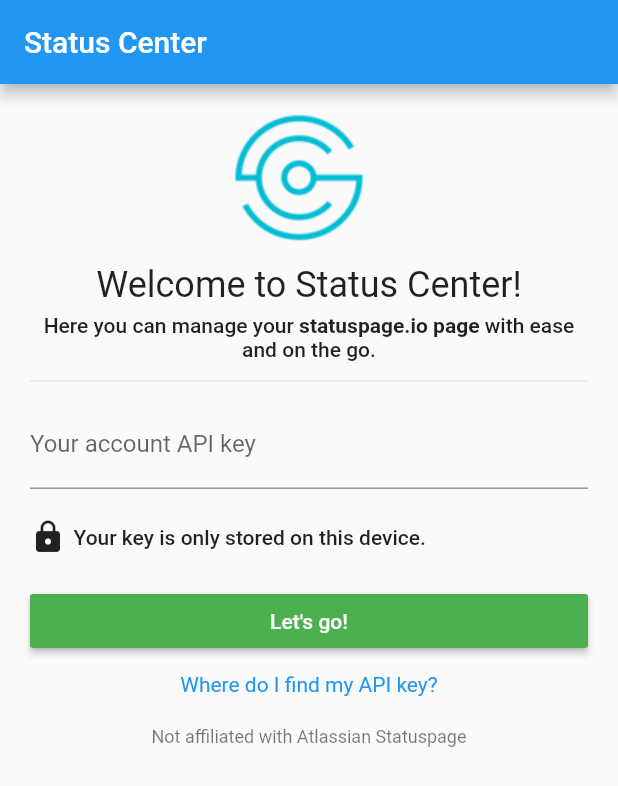
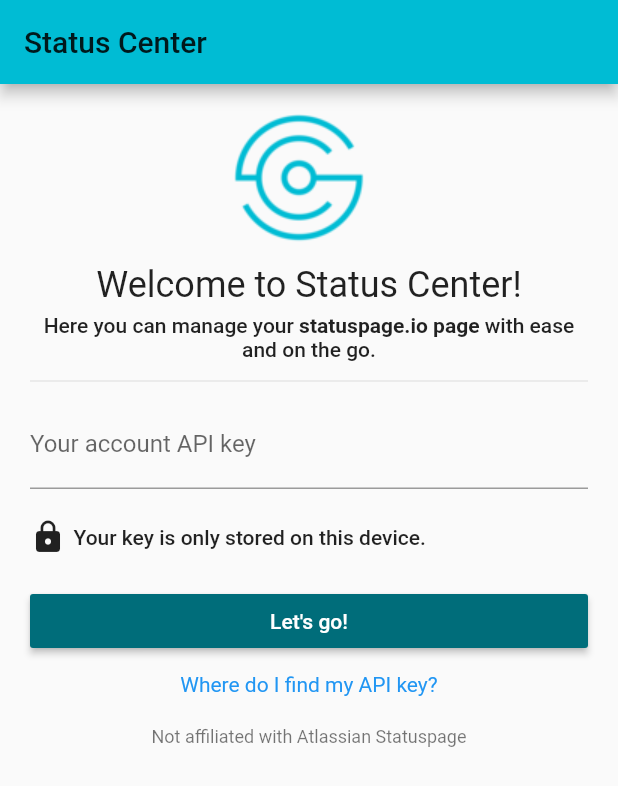
Before and after one commit to valtlfelipe/statuscenter, a Flutter app: the screen it shows after launch, on a phone screen of 412 x 824 dp. Shown: the top 786 px of the screen. Run offline on Flutter 3.47's test engine with Material 2 defaults, Android fonts, the phone set to English and light mode, and no system bars; our stand-ins replace flutter_datetime_picker, package_info, share, shared_preferences.

Commit message:
Apply logo and color

```diff
--- a/lib/dialogs/new_incident.dart
+++ b/lib/dialogs/new_incident.dart
@@ -4,6 +4,7 @@ import 'package:statuscenter/dialogs/components_selector.dart';
 import 'package:statuscenter/models/component.dart';
 import 'package:statuscenter/models/incident.dart';
 import 'package:statuscenter/models/incident_status.dart';
+import 'package:statuscenter/ui/color.dart';
 
 class NewIncidentDialog extends StatefulWidget {
   @override
@@ -104,7 +105,7 @@ class _NewIncidentDialogState extends State<NewIncidentDialog> {
                           style: new TextStyle(color: Colors.white),
                         ),
                         onPressed: this._isButtonDisabled ? null : this.submit,
-                        color: Colors.green,
+                        color: ACCENT_COLOR,
                       )),
                 ]))),
       ),
--- a/lib/dialogs/new_incident_update.dart
+++ b/lib/dialogs/new_incident_update.dart
@@ -7,6 +7,7 @@ import 'package:statuscenter/models/incident_history.dart';
 import 'package:statuscenter/models/incident_impact.dart';
 import 'package:statuscenter/models/incident_status.dart';
 import 'package:statuscenter/models/component_status.dart';
+import 'package:statuscenter/ui/color.dart';
 
 class NewIncidentUpdateDialog extends StatefulWidget {
   final Incident incident;
@@ -114,7 +115,7 @@ class _NewIncidentUpdateDialogState extends State<NewIncidentUpdateDialog> {
                           style: new TextStyle(color: Colors.white),
                         ),
                         onPressed: this._isButtonDisabled ? null : this.submit,
-                        color: Colors.green,
+                        color: ACCENT_COLOR,
                       )),
                 ]))),
       ),
--- a/lib/dialogs/new_maintenace.dart
+++ b/lib/dialogs/new_maintenace.dart
@@ -5,6 +5,7 @@ import 'package:statuscenter/dialogs/components_selector.dart';
 import 'package:statuscenter/models/component.dart';
 import 'package:statuscenter/models/incident.dart';
 import 'package:statuscenter/models/incident_status.dart';
+import 'package:statuscenter/ui/color.dart';
 import 'package:statuscenter/utils/date_util.dart';
 
 class NewMaintenaceDialog extends StatefulWidget {
@@ -140,7 +141,7 @@ class _NewMaintenaceDialogState extends State<NewMaintenaceDialog> {
                           style: new TextStyle(color: Colors.white),
                         ),
                         onPressed: this._isButtonDisabled ? null : this.submit,
-                        color: Colors.green,
+                        color: ACCENT_COLOR,
                       )),
                 ]))),
       ),
--- a/lib/main.dart
+++ b/lib/main.dart
@@ -4,6 +4,7 @@ import 'package:statuscenter/pages/incidents_list.dart';
 import 'package:statuscenter/pages/incident.dart';
 import 'package:statuscenter/pages/settings.dart';
 import 'package:statuscenter/services/auth_service.dart';
+import 'package:statuscenter/ui/color.dart';
 
 bool _isAuthenticated = false;
 
@@ -20,9 +21,14 @@ class StatusCenterApp extends StatelessWidget {
     return MaterialApp(
         title: 'Status Center',
         theme: ThemeData(
-          primarySwatch: Colors.blue,
+          brightness: Brightness.light,
+          primarySwatch: APP_COLOR,
+          accentColor: ACCENT_COLOR,
         ),
-        darkTheme: ThemeData.dark(),
+        darkTheme: ThemeData(
+          brightness: Brightness.dark,
+          accentColor: ACCENT_COLOR,
+        ),
         initialRoute: _isAuthenticated ? '/home' : '/login',
         onGenerateRoute: (RouteSettings settings) {
           switch (settings.name) {
--- a/lib/pages/incidents_list.dart
+++ b/lib/pages/incidents_list.dart
@@ -6,6 +6,7 @@ import 'package:statuscenter/exceptions/request_exception.dart';
 import 'package:statuscenter/models/auth_data.dart';
 import 'package:statuscenter/models/incident.dart';
 import 'package:statuscenter/services/auth_service.dart';
+import 'package:statuscenter/ui/color.dart';
 import 'incidents_list/list_incidents.dart';
 
 class IncidentsListPage extends StatefulWidget {
@@ -155,7 +156,7 @@ class _IncidentsListPageState extends State<IncidentsListPage>
           children: [
             DrawerHeader(
                 decoration: BoxDecoration(
-                  color: Colors.blue,
+                  color: ACCENT_COLOR,
                 ),
                 child: Column(
                   crossAxisAlignment: CrossAxisAlignment.stretch,
--- a/lib/pages/login.dart
+++ b/lib/pages/login.dart
@@ -3,6 +3,7 @@ import 'package:flutter/material.dart';
 import 'package:statuscenter/models/api_key_validation_result.dart';
 import 'package:statuscenter/services/api_key_validation_service.dart';
 import 'package:statuscenter/services/auth_service.dart';
+import 'package:statuscenter/ui/color.dart';
 import 'package:url_launcher/url_launcher.dart';
 
 class LoginPage extends StatefulWidget {
@@ -133,7 +134,7 @@ class _LoginPageState extends State<LoginPage> {
                           ),
                           onPressed:
                               this._isButtonDisabled ? null : this.submit,
-                          color: Colors.green,
+                          color: ACCENT_COLOR,
                         )),
                     SizedBox(height: 10),
                     _helpWidget(),
--- /dev/null
+++ b/lib/ui/color.dart
@@ -0,0 +1,16 @@
+import 'package:flutter/material.dart';
+
+const MaterialColor APP_COLOR = MaterialColor(0xff00bcd4, <int, Color>{
+  50: Color(0xff73dae7),
+  100: Color(0xff66d7e5),
+  200: Color(0xff4dd0e1),
+  300: Color(0xff33c9dd),
+  400: Color(0xff19c3d8),
+  500: Color(0xff00bcd4),
+  600: Color(0xff00a9bf),
+  700: Color(0xff0096aa),
+  800: Color(0xff008494),
+  900: Color(0xff00717f)
+});
+
+const Color ACCENT_COLOR = Color(0xFF006D7A);
```
Also changed, not shown: 42 other files.
